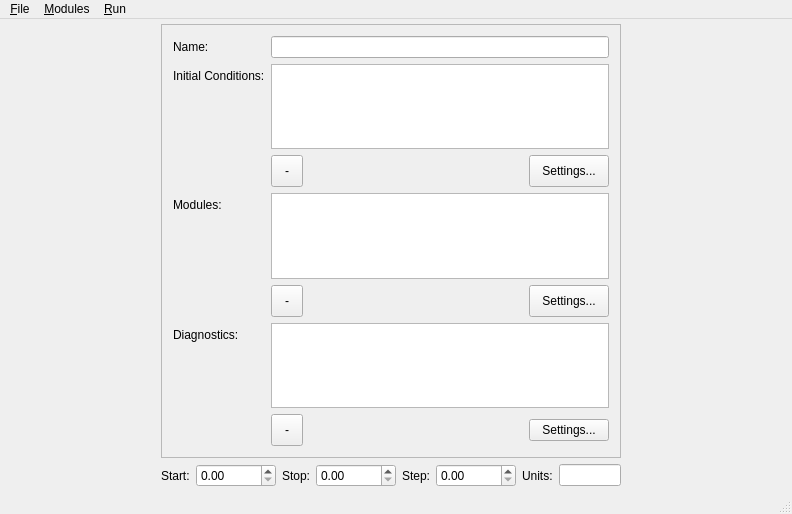
Qt form Code/exp_design/gui/experimentmanager.ui (economou/gpunit) before a commit.
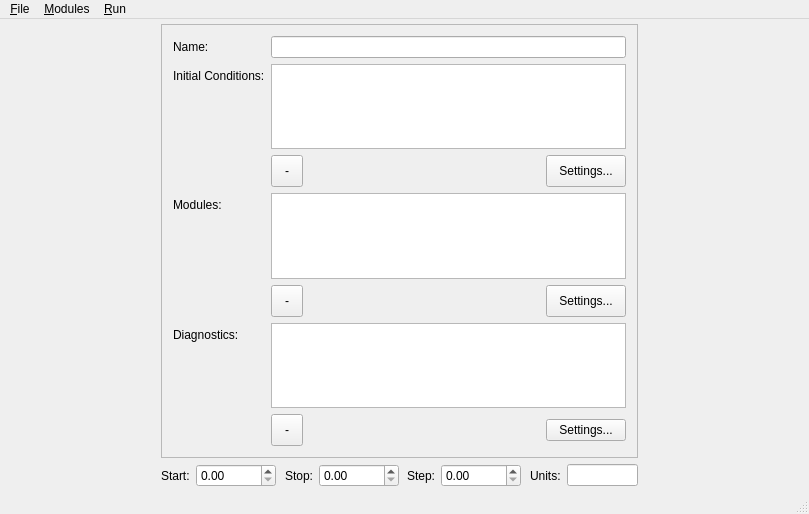
The same form after that commit. Icons and pictures are not drawn. Custom widgets are drawn as their Qt base class.

Diff of the .ui file:
```diff
--- a/Code/exp_design/gui/experimentmanager.ui
+++ b/Code/exp_design/gui/experimentmanager.ui
@@ -6,7 +6,7 @@
    <rect>
     <x>0</x>
     <y>0</y>
-    <width>792</width>
+    <width>809</width>
     <height>514</height>
    </rect>
   </property>
@@ -70,7 +70,7 @@
           <rect>
            <x>0</x>
            <y>0</y>
-           <width>441</width>
+           <width>458</width>
            <height>435</height>
           </rect>
          </property>
@@ -425,7 +425,7 @@
     <rect>
      <x>0</x>
      <y>0</y>
-     <width>792</width>
+     <width>809</width>
      <height>25</height>
     </rect>
    </property>
```
Left out of the diff: 7 changed lines with no effect on the pictures.
